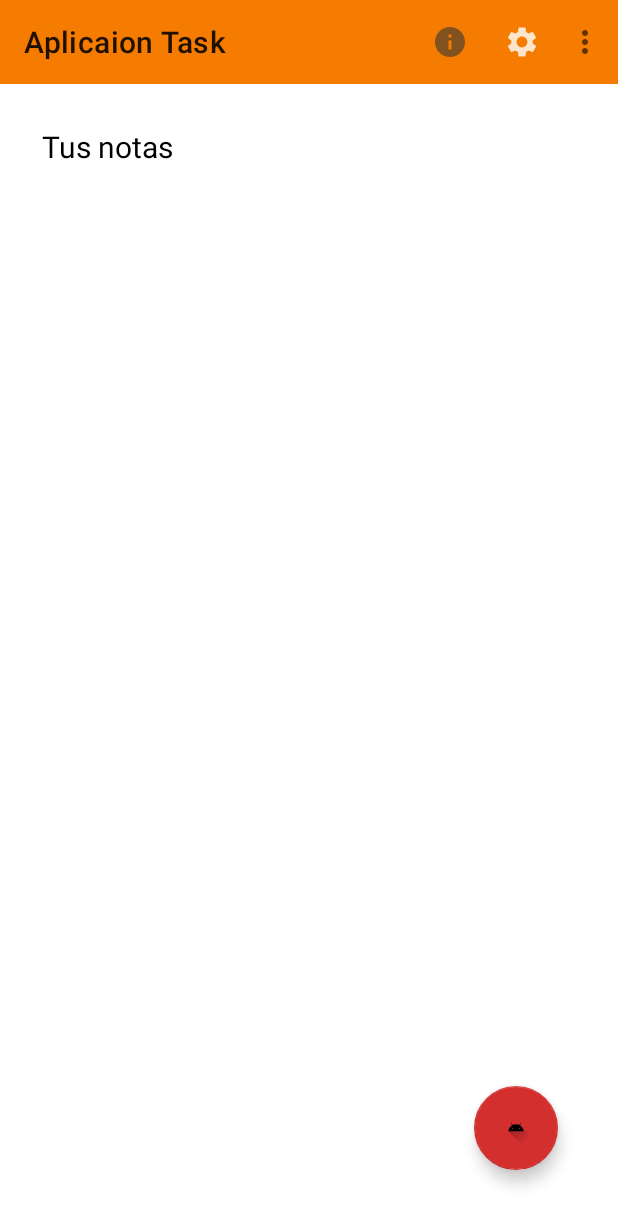
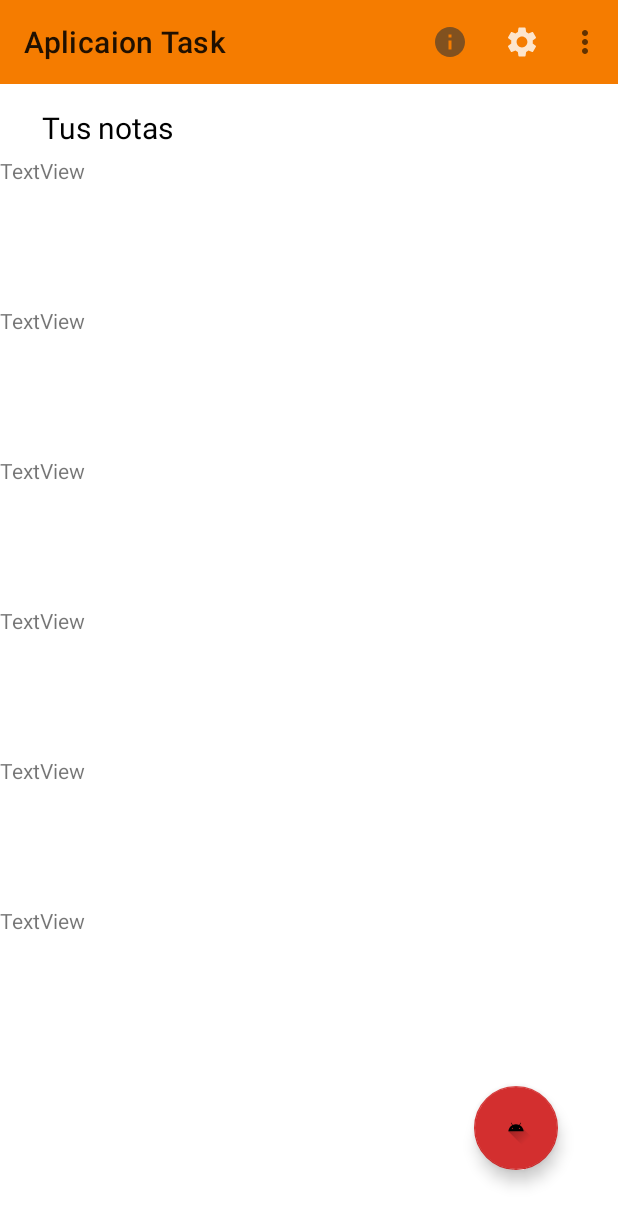
Before and after one commit to josuexsant/Task-App-Android, an Android app: the screen it shows after launch (MainActivity), on a phone screen of 412 x 824 dp. Shown: the top 1225 px of the screen. Run offline under Robolectric (Android 15) with nearby library versions, the phone set to English and light mode, and no system bars.

Commit message:
"Estructura hecha"

```diff
--- a/app/src/main/res/layout/activity_main.xml
+++ b/app/src/main/res/layout/activity_main.xml
@@ -16,10 +16,11 @@
         tools:ignore="MissingConstraints" />
 
     <TextView
+        android:id="@+id/textView2"
         android:layout_width="wrap_content"
         android:layout_height="wrap_content"
         android:layout_marginStart="28dp"
-        android:layout_marginTop="28dp"
+        android:layout_marginTop="15dp"
         android:text="@string/Titulo"
         android:textColor="@color/black"
         android:textSize="20sp"
@@ -38,5 +39,57 @@
         app:layout_constraintEnd_toEndOf="parent"
         app:srcCompat="@drawable/ic_launcher_foreground" />
 
+    <ScrollView
+        android:layout_width="match_parent"
+        android:layout_height="0dp"
+        android:layout_marginTop="5dp"
+        app:layout_constraintBottom_toBottomOf="parent"
+        app:layout_constraintTop_toBottomOf="@+id/textView2"
+        app:layout_constraintVertical_bias="1.0"
+        tools:layout_editor_absoluteX="0dp">
+
+        <LinearLayout
+            android:layout_width="match_parent"
+            android:layout_height="match_parent"
+            android:orientation="vertical" >
+
+            <TextView
+                android:id="@+id/textView3"
+                android:layout_width="match_parent"
+                android:layout_height="100dp"
+                android:text="TextView" />
+
+            <TextView
+                android:id="@+id/textView4"
+                android:layout_width="match_parent"
+                android:layout_height="100dp"
+                android:text="TextView" />
+
+            <TextView
+                android:id="@+id/textView5"
+                android:layout_width="match_parent"
+                android:layout_height="100dp"
+                android:text="TextView" />
+
+            <TextView
+                android:id="@+id/textView6"
+                android:layout_width="match_parent"
+                android:layout_height="100dp"
+                android:text="TextView" />
+
+            <TextView
+                android:id="@+id/textView7"
+                android:layout_width="match_parent"
+                android:layout_height="100dp"
+                android:text="TextView" />
+
+            <TextView
+                android:id="@+id/textView8"
+                android:layout_width="match_parent"
+                android:layout_height="100dp"
+                android:text="TextView" />
+        </LinearLayout>
+    </ScrollView>
+
 
 </androidx.constraintlayout.widget.ConstraintLayout>
```
